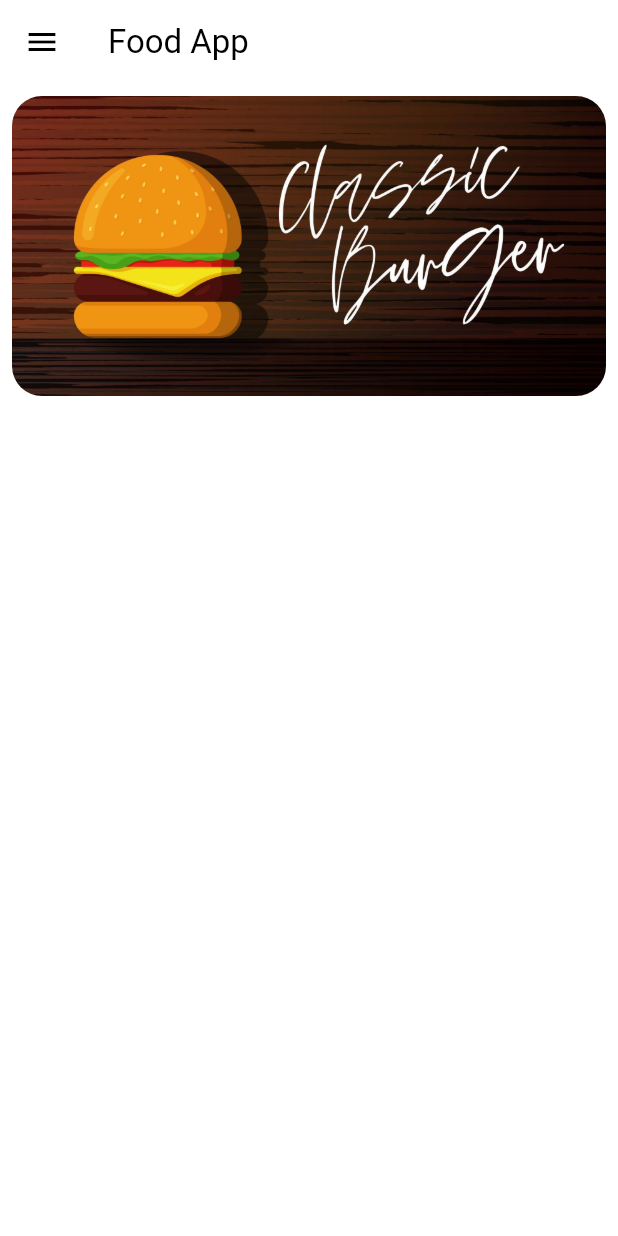
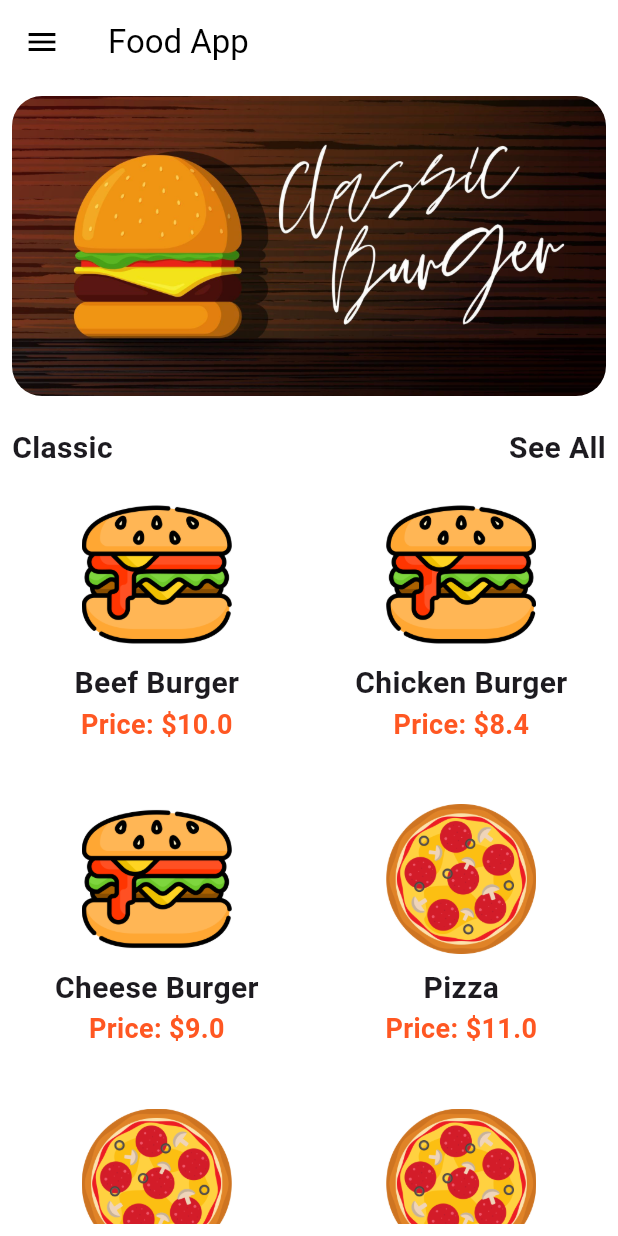
Before and after one commit to Elgammal1299/Food_App, a Flutter app: the screen it shows after launch, on a phone screen of 412 x 824 dp. Run offline on Flutter 3.47's test engine with Material 3 defaults, Android fonts, the phone set to English and light mode, and no system bars.

Commit message:
create home screen and food model and add images in assets folder

```diff
--- /dev/null
+++ b/lib/model/food_item_model.dart
@@ -0,0 +1,41 @@
+class FoodItemModel {
+  final String name;
+  final String imgUrl;
+  final double price;
+
+  FoodItemModel({
+    required this.name,
+    required this.imgUrl,
+    required this.price,
+  });
+}
+
+List<FoodItemModel> food = [
+  FoodItemModel(
+    name: 'Beef Burger',
+    imgUrl: 'assets/images/burger.png',
+    price: 10.0,
+  ),
+  FoodItemModel(
+    name: 'Chicken Burger',
+    imgUrl: 'assets/images/burger.png',
+    price: 8.40,
+  ),
+  FoodItemModel(
+    name: 'Cheese Burger',
+    imgUrl: 'assets/images/burger.png',
+    price: 9.0,
+  ),
+  FoodItemModel(name: 'Pizza', imgUrl: 'assets/images/pizza.png', price: 11.0),
+  FoodItemModel(
+    name: 'Chicken Pizza',
+    imgUrl: 'assets/images/pizza.png',
+    price: 15.0,
+  ),
+  FoodItemModel(
+    name: 'Meat Pizza',
+    imgUrl: 'assets/images/pizza.png',
+    price: 20.0,
+  ),
+  FoodItemModel(name: 'Pasta', imgUrl: 'assets/images/pasta.png', price: 7.0),
+];
--- a/lib/page/home_screen.dart
+++ b/lib/page/home_screen.dart
@@ -1,4 +1,5 @@
 import 'package:flutter/material.dart';
+import 'package:food_app/model/food_item_model.dart';
 
 class HomeScreen extends StatelessWidget {
   const HomeScreen({super.key});
@@ -28,6 +29,68 @@ class HomeScreen extends StatelessWidget {
                   height: 200,
                 ),
               ),
+              SizedBox(height: 20),
+              Row(
+                mainAxisAlignment: MainAxisAlignment.spaceBetween,
+                children: [
+                  Text(
+                    'Classic',
+                    style: TextStyle(fontSize: 20, fontWeight: FontWeight.bold),
+                  ),
+                  Text(
+                    'See All',
+                    style: TextStyle(fontSize: 20, fontWeight: FontWeight.bold),
+                  ),
+                ],
+              ),
+              SizedBox(height: 20),
+
+              Expanded(
+                child: GridView.builder(
+                  gridDelegate: SliverGridDelegateWithFixedCrossAxisCount(
+                    crossAxisCount: 2,
+                    crossAxisSpacing: 10,
+                    mainAxisSpacing: 10,
+                  ),
+                  itemCount: food.length,
+                  itemBuilder: (context, index) {
+                    return Container(
+                      decoration: BoxDecoration(
+                        color: Colors.white,
+                        borderRadius: BorderRadius.circular(20),
+                      ),
+                      child: Column(
+                        children: [
+                          ClipRRect(
+                            borderRadius: BorderRadius.circular(10),
+                            child: Image.asset(
+                              food[index].imgUrl,
+                              fit: BoxFit.cover,
+                              height: 100,
+                            ),
+                          ),
+                          SizedBox(height: 8),
+                          Text(
+                            food[index].name,
+                            style: TextStyle(
+                              fontSize: 20,
+                              fontWeight: FontWeight.w600,
+                            ),
+                          ),
+                          Text(
+                            'Price: \$${food[index].price}',
+                            style: TextStyle(
+                              fontSize: 18,
+                              fontWeight: FontWeight.bold,
+                              color: Colors.deepOrange,
+                            ),
+                          ),
+                        ],
+                      ),
+                    );
+                  },
+                ),
+              ),
             ],
           ),
         ),
```
Also changed, not shown: assets/images/burger.png (added), assets/images/empty_state.png (added), assets/images/pasta.png (added), assets/images/pizza.png (added).
